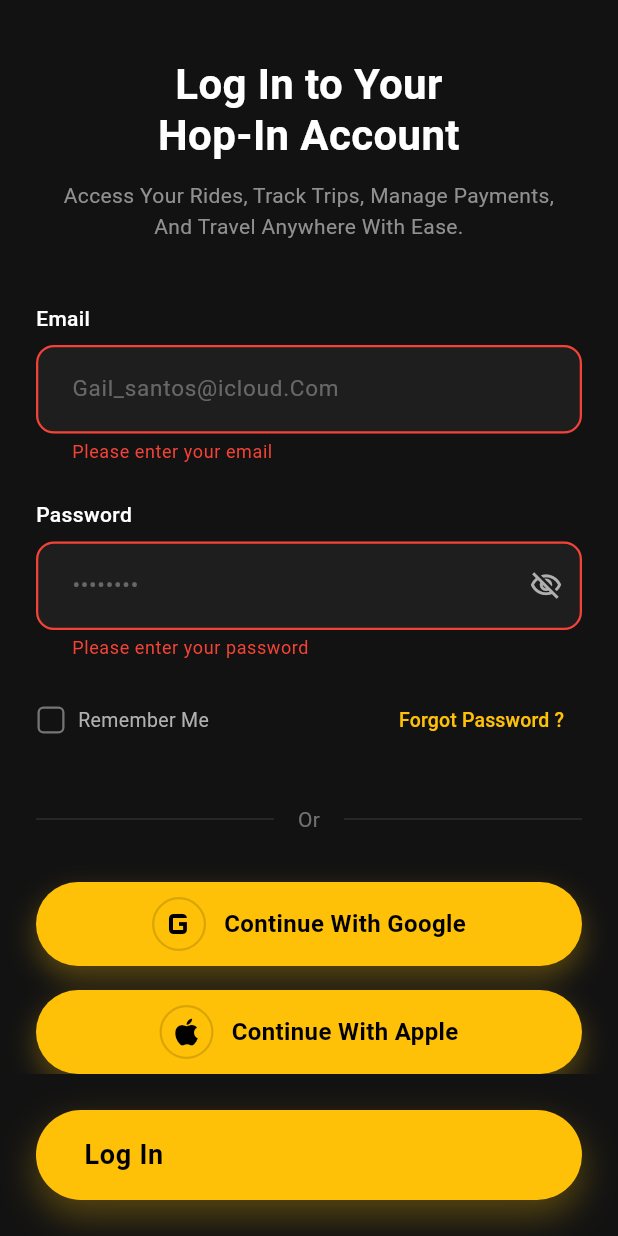
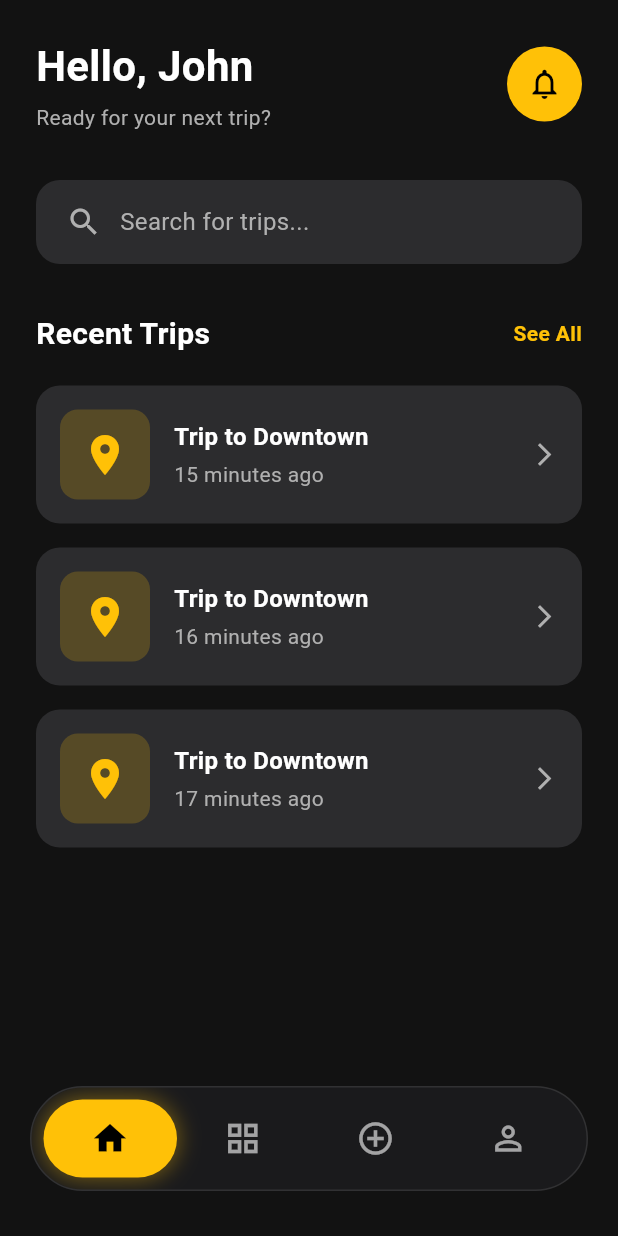
Before and after one commit to navaneeth0041/hopin, a Flutter app: the LoginScreen screen opened by its route, after a tap on "Log In", on a phone screen of 412 x 824 dp. Run offline on Flutter 3.47's test engine with Material 3 defaults, Android fonts, the phone set to English and light mode, and no system bars.

Commit message:
feat: add bottom navigation bar

```diff
--- a/lib/presentation/features/auth/login_screen.dart
+++ b/lib/presentation/features/auth/login_screen.dart
@@ -28,9 +28,8 @@ class _LoginScreenState extends State<LoginScreen> {
   }
 
   void _handleLogin() {
-    if (_formKey.currentState!.validate()) {
       Navigator.pushReplacementNamed(context, RouteNames.home);
-    }
+
   }
 
   void _handleGoogleLogin() {
--- /dev/null
+++ b/lib/presentation/features/home/home_screen.dart
@@ -0,0 +1,154 @@
+import 'package:flutter/material.dart';
+import 'package:hopin/core/constants/app_colors.dart';
+import 'pages/home_page.dart';
+import 'pages/join_trip_page.dart';
+import 'pages/create_trip_page.dart';
+import 'pages/profile_page.dart';
+
+class HomeScreen extends StatefulWidget {
+  const HomeScreen({super.key});
+
+  @override
+  State<HomeScreen> createState() => _HomeScreenState();
+}
+
+class _HomeScreenState extends State<HomeScreen> {
+  int _currentIndex = 0;
+
+  final List<Widget> _pages = [
+    const HomePage(),
+    const JoinTripPage(),
+    const CreateTripPage(),
+    const ProfilePage(),
+  ];
+
+  final List<Map<String, dynamic>> _navItems = [
+    {'icon': Icons.home_outlined, 'activeIcon': Icons.home, 'label': 'Home'},
+    {
+      'icon': Icons.grid_view_outlined,
+      'activeIcon': Icons.grid_view,
+      'label': 'Trips',
+    },
+    {
+      'icon': Icons.add_circle_outline,
+      'activeIcon': Icons.add_circle,
+      'label': 'Create',
+    },
+    {
+      'icon': Icons.person_outline,
+      'activeIcon': Icons.person,
+      'label': 'Profile',
+    },
+  ];
+
+  @override
+  Widget build(BuildContext context) {
+    return Scaffold(
+      backgroundColor: AppColors.darkBackground,
+      body: Stack(
+        children: [
+          _pages[_currentIndex],
+          Positioned(
+            left: 20,
+            right: 20,
+            bottom: 30,
+            child: Container(
+              height: 70,
+              decoration: BoxDecoration(
+                color: const Color(0xFF1C1C1E).withOpacity(0.8),
+                borderRadius: BorderRadius.circular(35),
+                border: Border.all(
+                  color: Colors.white.withOpacity(0.1),
+                  width: 1,
+                ),
+              ),
+              child: ClipRRect(
+                borderRadius: BorderRadius.circular(35),
+                child: Stack(
+                  children: [
+                    AnimatedPositioned(
+                      duration: const Duration(milliseconds: 300),
+                      curve: Curves.easeInOut,
+                      left: _getIndicatorPosition(),
+                      top: 8,
+                      bottom: 8,
+                      width: _getIndicatorWidth(),
+                      child: Container(
+                        decoration: BoxDecoration(
+                          color: AppColors.primaryYellow,
+                          borderRadius: BorderRadius.circular(30),
+                          boxShadow: [
+                            BoxShadow(
+                              color: AppColors.primaryYellow.withOpacity(0.4),
+                              blurRadius: 12,
+                              spreadRadius: 1,
+                            ),
+                          ],
+                        ),
+                      ),
+                    ),
+                    Padding(
+                      padding: const EdgeInsets.symmetric(horizontal: 8),
+                      child: Row(
+                        mainAxisAlignment: MainAxisAlignment.spaceEvenly,
+                        children: List.generate(
+                          _navItems.length,
+                          (index) => _buildNavItem(
+                            icon: _navItems[index]['icon'],
+                            activeIcon: _navItems[index]['activeIcon'],
+                            label: _navItems[index]['label'],
+                            index: index,
+                          ),
+                        ),
+                      ),
+                    ),
+                  ],
+                ),
+              ),
+            ),
+          ),
+        ],
+      ),
+    );
+  }
+
+  double _getIndicatorPosition() {
+    final screenWidth = MediaQuery.of(context).size.width - 40;
+    final itemWidth = (screenWidth - 16) / 4;
+    return 8 + (_currentIndex * itemWidth);
+  }
+
+  double _getIndicatorWidth() {
+    final screenWidth = MediaQuery.of(context).size.width - 40;
+    return (screenWidth - 16) / 4;
+  }
+
+  Widget _buildNavItem({
+    required IconData icon,
+    required IconData activeIcon,
+    required String label,
+    required int index,
+  }) {
+    final isActive = _currentIndex == index;
+
+    return Expanded(
+      child: GestureDetector(
+        onTap: () {
+          setState(() {
+            _currentIndex = index;
+          });
+        },
+        child: Container(
+          color: Colors.transparent,
+          child: Center(
+            child: Icon(
+              isActive ? activeIcon : icon,
+              color: isActive ? Colors.black : Colors.white.withOpacity(0.6),
+              size: 26,
+            ),
+          ),
+        ),
+      ),
+    );
+  }
+}
--- /dev/null
+++ b/lib/presentation/features/home/pages/create_trip_page.dart
@@ -0,0 +1,32 @@
+import 'package:flutter/material.dart';
+import '../../../../core/constants/app_colors.dart';
+
+class CreateTripPage extends StatelessWidget {
+  const CreateTripPage({super.key});
+
+  @override
+  Widget build(BuildContext context) {
+    return Center(
+      child: Column(
+        mainAxisAlignment: MainAxisAlignment.center,
+        children: [
+          Icon(Icons.add_circle, size: 80, color: AppColors.primaryYellow),
+          const SizedBox(height: 16),
+          Text(
+            'Create Trip',
+            style: TextStyle(
+              fontSize: 24,
+              fontWeight: FontWeight.bold,
+              color: AppColors.textPrimary,
+            ),
+          ),
+          const SizedBox(height: 8),
+          Text(
+            'Start a new trip and share it',
+            style: TextStyle(fontSize: 14, color: AppColors.textSecondary),
+          ),
+        ],
+      ),
+    );
+  }
+}
--- /dev/null
+++ b/lib/presentation/features/home/pages/home_page.dart
@@ -0,0 +1,169 @@
+import 'package:flutter/material.dart';
+import '../../../../core/constants/app_colors.dart';
+
+class HomePage extends StatelessWidget {
+  const HomePage({super.key});
+
+  @override
+  Widget build(BuildContext context) {
+    return SafeArea(
+      child: Padding(
+        padding: const EdgeInsets.all(24.0),
+        child: Column(
+          crossAxisAlignment: CrossAxisAlignment.start,
+          children: [
+            Row(
+              mainAxisAlignment: MainAxisAlignment.spaceBetween,
+              children: [
+                Column(
+                  crossAxisAlignment: CrossAxisAlignment.start,
+                  children: [
+                    Text(
+                      'Hello, John',
+                      style: TextStyle(
+                        fontSize: 28,
+                        fontWeight: FontWeight.bold,
+                        color: AppColors.textPrimary,
+                      ),
+                    ),
+                    const SizedBox(height: 4),
+                    Text(
+                      'Ready for your next trip?',
+                      style: TextStyle(
+                        fontSize: 14,
+                        color: AppColors.textSecondary,
+                      ),
+                    ),
+                  ],
+                ),
+                Container(
+                  width: 50,
+                  height: 50,
+                  decoration: BoxDecoration(
+                    shape: BoxShape.circle,
+                    color: AppColors.primaryYellow,
+                  ),
+                  child: const Icon(
+                    Icons.notifications_outlined,
+                    color: Colors.black,
+                    size: 24,
+                  ),
+                ),
+              ],
+            ),
+
+            const SizedBox(height: 32),
+            Container(
+              padding: const EdgeInsets.symmetric(horizontal: 20, vertical: 16),
+              decoration: BoxDecoration(
+                color: const Color(0xFF2C2C2E),
+                borderRadius: BorderRadius.circular(16),
+              ),
+              child: Row(
+                children: [
+                  Icon(Icons.search, color: AppColors.textSecondary, size: 24),
+                  const SizedBox(width: 12),
+                  Text(
+                    'Search for trips...',
+                    style: TextStyle(
+                      fontSize: 16,
+                      color: AppColors.textSecondary,
+                    ),
+                  ),
+                ],
+              ),
+            ),
+
+            const SizedBox(height: 32),
+
+            Row(
+              mainAxisAlignment: MainAxisAlignment.spaceBetween,
+              children: [
+                Text(
+                  'Recent Trips',
+                  style: TextStyle(
+                    fontSize: 20,
+                    fontWeight: FontWeight.bold,
+                    color: AppColors.textPrimary,
+                  ),
+                ),
+                Text(
+                  'See All',
+                  style: TextStyle(
+                    fontSize: 14,
+                    color: AppColors.primaryYellow,
+                    fontWeight: FontWeight.w600,
+                  ),
+                ),
+              ],
+            ),
+
+            const SizedBox(height: 20),
+
+            Expanded(
+              child: ListView.builder(
+                itemCount: 3,
+                itemBuilder: (context, index) {
+                  return Container(
+                    margin: const EdgeInsets.only(bottom: 16),
+                    padding: const EdgeInsets.all(16),
+                    decoration: BoxDecoration(
+                      color: const Color(0xFF2C2C2E),
+                      borderRadius: BorderRadius.circular(16),
+                    ),
+                    child: Row(
+                      children: [
+                        Container(
+                          width: 60,
+                          height: 60,
+                          decoration: BoxDecoration(
+                            color: AppColors.primaryYellow.withOpacity(0.2),
+                            borderRadius: BorderRadius.circular(12),
+                          ),
+                          child: Icon(
+                            Icons.location_on,
+                            color: AppColors.primaryYellow,
+                            size: 32,
+                          ),
+                        ),
+                        const SizedBox(width: 16),
+                        Expanded(
+                          child: Column(
+                            crossAxisAlignment: CrossAxisAlignment.start,
+                            children: [
+                              Text(
+                                'Trip to Downtown',
+                                style: TextStyle(
+                                  fontSize: 16,
+                                  fontWeight: FontWeight.w600,
+                                  color: AppColors.textPrimary,
+                                ),
+                              ),
+                              const SizedBox(height: 4),
+                              Text(
+                                '${15 + index} minutes ago',
+                                style: TextStyle(
+                                  fontSize: 14,
+                                  color: AppColors.textSecondary,
+                                ),
+                              ),
+                            ],
+                          ),
+                        ),
+                        Icon(
+                          Icons.arrow_forward_ios,
+                          color: AppColors.textSecondary,
+                          size: 18,
+                        ),
+                      ],
+                    ),
+                  );
+                },
+              ),
+            ),
+          ],
+        ),
+      ),
+    );
+  }
+}
--- /dev/null
+++ b/lib/presentation/features/home/pages/join_trip_page.dart
@@ -0,0 +1,32 @@
+import 'package:flutter/material.dart';
+import '../../../../core/constants/app_colors.dart';
+
+class JoinTripPage extends StatelessWidget {
+  const JoinTripPage({super.key});
+
+  @override
+  Widget build(BuildContext context) {
+    return Center(
+      child: Column(
+        mainAxisAlignment: MainAxisAlignment.center,
+        children: [
+          Icon(Icons.grid_view, size: 80, color: AppColors.primaryYellow),
+          const SizedBox(height: 16),
+          Text(
+            'Join Trip',
+            style: TextStyle(
+              fontSize: 24,
+              fontWeight: FontWeight.bold,
+              color: AppColors.textPrimary,
+            ),
+          ),
+          const SizedBox(height: 8),
+          Text(
+            'Browse and join available trips',
+            style: TextStyle(fontSize: 14, color: AppColors.textSecondary),
+          ),
+        ],
+      ),
+    );
+  }
+}
--- /dev/null
+++ b/lib/presentation/features/home/pages/profile_page.dart
@@ -0,0 +1,32 @@
+import 'package:flutter/material.dart';
+import 'package:hopin/core/constants/app_colors.dart';
+
+class ProfilePage extends StatelessWidget {
+  const ProfilePage({super.key});
+
+  @override
+  Widget build(BuildContext context) {
+    return Center(
+      child: Column(
+        mainAxisAlignment: MainAxisAlignment.center,
+        children: [
+          Icon(Icons.person, size: 80, color: AppColors.primaryYellow),
+          const SizedBox(height: 16),
+          Text(
+            'Profile',
+            style: TextStyle(
+              fontSize: 24,
+              fontWeight: FontWeight.bold,
+              color: AppColors.textPrimary,
+            ),
+          ),
+          const SizedBox(height: 8),
+          Text(
+            'Manage your account settings',
+            style: TextStyle(fontSize: 14, color: AppColors.textSecondary),
+          ),
+        ],
+      ),
+    );
+  }
+}
--- a/lib/presentation/routes/app_routes.dart
+++ b/lib/presentation/routes/app_routes.dart
@@ -3,6 +3,7 @@ import 'route_names.dart';
 import '../features/onboarding/onboarding_screen.dart';
 import '../features/auth/login_screen.dart';
 import '../features/auth/register_screen.dart';
+import '../features/home/home_screen.dart';
 
 class AppRoutes {
   static Map<String, WidgetBuilder> get routes {
@@ -10,6 +11,7 @@ class AppRoutes {
       RouteNames.onboarding: (context) => const OnboardingScreen(),
       RouteNames.login: (context) => const LoginScreen(),
       RouteNames.signup: (context) => const RegisterScreen(),
+      RouteNames.home: (context) => const HomeScreen(),
     };
   }
 
@@ -27,6 +29,10 @@ class AppRoutes {
         return MaterialPageRoute(
           builder: (context) => const RegisterScreen(),
         );
+      case RouteNames.home:
+        return MaterialPageRoute(
+          builder: (context) => const HomeScreen(),
+        );
       default:
         return null;
     }
--- a/lib/presentation/routes/route_names.dart
+++ b/lib/presentation/routes/route_names.dart
@@ -1,10 +1,17 @@
 class RouteNames {
+  // Onboarding & Auth
   static const String onboarding = '/';
-  static const String home = '/home';
   static const String login = '/login';
   static const String signup = '/signup';
+
+  // Main App
+  static const String home = '/home';
+
+  // Profile & Settings
   static const String profile = '/profile';
+  static const String settings = '/settings';
+
+  // Trips
   static const String rideBooking = '/ride-booking';
   static const String rideHistory = '/ride-history';
-  static const String settings = '/settings';
 }
```
